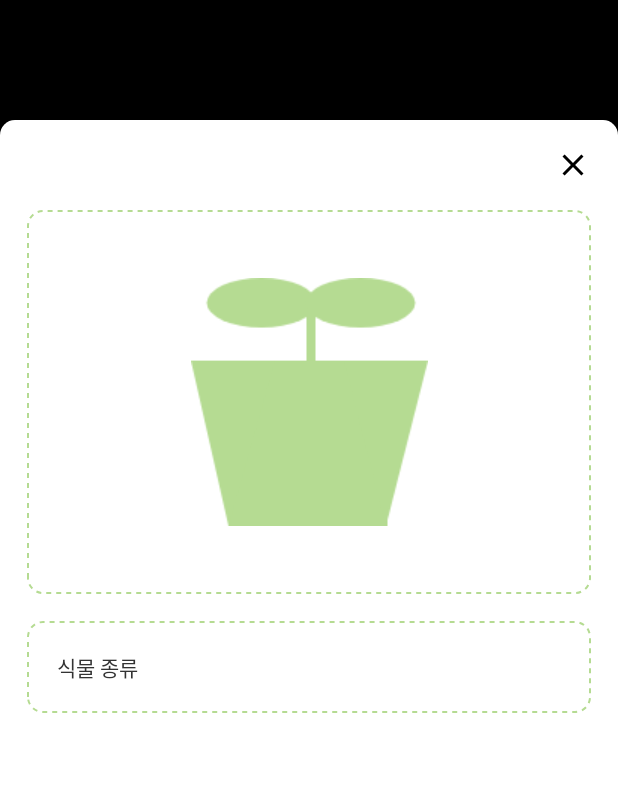
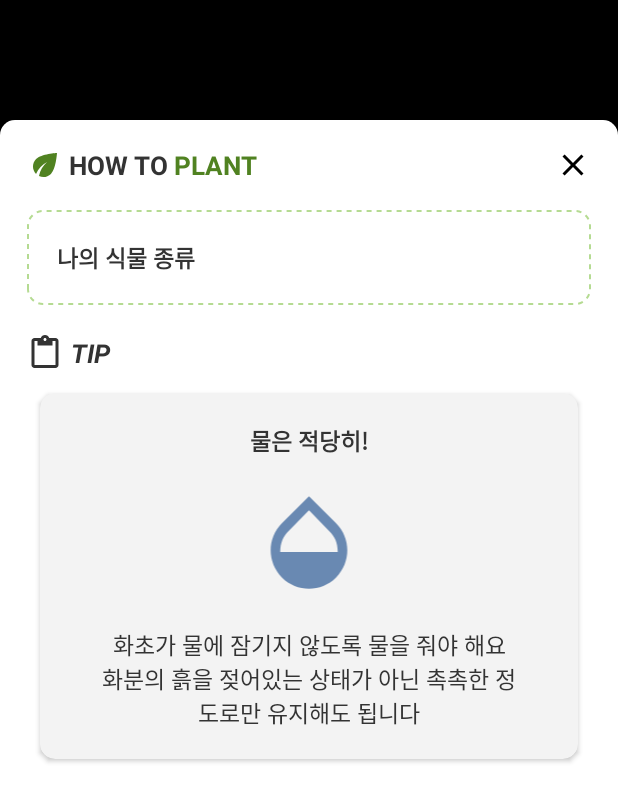
Before and after one commit to jiyeung-yun/teamc_capstone_design, an Android app: the PlantInfoActivity screen opened directly, with no data from a screen before it, on a phone screen of 412 x 824 dp. Shown: the top 802 px of the screen. Run offline under Robolectric (Android 15) with nearby library versions, the phone set to English and light mode, and no system bars; 1 statement that could not run was skipped.

Commit message:
식물 관리 팁 제공하는 리스트 뷰 추가

```diff
--- a/Capstone/app/src/main/java/com/Capstone/plantplant/PlantInfoActivity.java
+++ b/Capstone/app/src/main/java/com/Capstone/plantplant/PlantInfoActivity.java
@@ -1,8 +1,13 @@
 package com.capstone.plantplant;
 
+import android.content.ClipData;
 import android.content.Intent;
+import android.graphics.Bitmap;
+import android.graphics.BitmapFactory;
 import android.graphics.Color;
+import android.graphics.drawable.BitmapDrawable;
 import android.os.Bundle;
+import android.os.Handler;
 import android.view.View;
 import android.view.Window;
 import android.view.WindowManager;
@@ -11,6 +16,15 @@ import android.widget.TextView;
 
 import androidx.annotation.Nullable;
 import androidx.appcompat.app.AppCompatActivity;
+import androidx.core.content.ContextCompat;
+import androidx.recyclerview.widget.LinearLayoutManager;
+import androidx.recyclerview.widget.LinearSnapHelper;
+import androidx.recyclerview.widget.RecyclerView;
+
+import com.capstone.plantplant.model.ItemTip;
+
+import java.util.ArrayList;
+
 /*
 *
 * 사용자가 입력한 식물의 사진과 종류를 받아서 저장하는 코드 작성
@@ -20,6 +34,7 @@ public class PlantInfoActivity extends AppCompatActivity {
 
     ImageButton btn_info_close;
     TextView plantinfo_kind;
+    RecyclerView rv_tip;
 
     @Override
     protected void onCreate(@Nullable Bundle savedInstanceState) {
@@ -30,6 +45,8 @@ public class PlantInfoActivity extends AppCompatActivity {
         window.setStatusBarColor(Color.TRANSPARENT);
 
         setContentView(R.layout.activtiy_plantinfo);
+
+        initRecyclerView();
 
         btn_info_close = findViewById(R.id.btn_info_close);
         btn_info_close.setOnClickListener(new View.OnClickListener() {
@@ -47,4 +64,53 @@ public class PlantInfoActivity extends AppCompatActivity {
         plantinfo_kind = findViewById(R.id.plantinfo_kind);
         plantinfo_kind.setText(plant_kind);
     }
+    //tip 내용 초기화하는 메소드
+    private void initRecyclerView(){
+        rv_tip = findViewById(R.id.rv_tip);
+        LinearLayoutManager layoutManager = new LinearLayoutManager(this,LinearLayoutManager.HORIZONTAL,false);
+        rv_tip.setLayoutManager(layoutManager);
+
+        //Recyclerview의 연속 스크롤을 막음
+        LinearSnapHelper snapHelper = new LinearSnapHelper() {
+            @Override
+            public int findTargetSnapPosition(RecyclerView.LayoutManager layoutManager, int velocityX, int velocityY) {
+                View centerView = findSnapView(layoutManager);
+                if (centerView == null)
+                    return RecyclerView.NO_POSITION;
+
+                int position = layoutManager.getPosition(centerView);
+                int targetPosition = -1;
+                if (layoutManager.canScrollHorizontally()) {
+                    if (velocityX < 0) {
+                        targetPosition = position - 1;
+                    } else {
+                        targetPosition = position + 1;
+                    }
+                }
+                if (layoutManager.canScrollVertically()) {
+                    if (velocityY < 0) {
+                        targetPosition = position - 1;
+                    } else {
+                        targetPosition = position + 1;
+                    }
+                }
+                final int firstItem = 0;
+                final int lastItem = layoutManager.getItemCount() - 1;
+                targetPosition = Math.min(lastItem, Math.max(targetPosition, firstItem));
+                return targetPosition;
+            }
+        };
+        snapHelper.attachToRecyclerView(rv_tip);
+        TipAdapter adapter = new TipAdapter();
+        adapter.addItem(new ItemTip("물은 적당히!",R.drawable.ic_opacity_24px,
+                "화초가 물에 잠기지 않도록 물을 줘야 해요\n화분의 흙을 젖어있는 상태가 아닌 촉촉한 정도로만 유지해도 됩니다",
+                Color.parseColor("#FF6989B2")));
+        adapter.addItem(new ItemTip("화분의 위치도 중요!",R.drawable.ic_wb_sunny_24px,
+                "집안에 비치는 방향을 파악해서 햇볕이 드는 곳, 그늘이 지는 곳, 습도와 온도에 맞춰서 화분을 놓으세요",
+                Color.parseColor("#FFF29661")));
+        adapter.addItem(new ItemTip("생장에 알맞은 환경이 필요",R.drawable.ic_local_florist_24px,
+                "분갈이 시 식물에 맞지 않는 큰 화분에 옮기지 마세요.\n지금 화분의 한 사이즈 큰 것이면 됩니다.",
+                Color.parseColor("#FF508221")));
+        rv_tip.setAdapter(adapter);
+    }
 }
--- /dev/null
+++ b/Capstone/app/src/main/java/com/Capstone/plantplant/TipAdapter.java
@@ -0,0 +1,66 @@
+package com.capstone.plantplant;
+
+import android.view.LayoutInflater;
+import android.view.View;
+import android.view.ViewGroup;
+import android.widget.ImageView;
+import android.widget.TextView;
+
+import androidx.annotation.NonNull;
+import androidx.recyclerview.widget.RecyclerView;
+
+import com.capstone.plantplant.model.ItemTip;
+
+import java.util.ArrayList;
+
+public class TipAdapter extends RecyclerView.Adapter<TipAdapter.ViewHolder>{
+    ArrayList<ItemTip> items = new ArrayList<>();
+
+    @NonNull
+    @Override
+    public ViewHolder onCreateViewHolder(@NonNull ViewGroup parent, int viewType) {
+        LayoutInflater inflater = LayoutInflater.from(parent.getContext());
+        View itemView = inflater.inflate(R.layout.item_tip, parent, false);
+
+        return new ViewHolder(itemView);
+    }
+    @Override
+    public void onBindViewHolder(@NonNull ViewHolder viewHolder, int position) {
+        ItemTip item = items.get(position);
+        viewHolder.itemView.setLongClickable(true);
+        viewHolder.setItem(item);
+    }
+
+    @Override
+    public int getItemCount() {
+        return items.size();
+    }
+
+    public void addItem(ItemTip item) {
+        items.add(item);
+    }
+
+    public void setItems(ArrayList<ItemTip> items) {
+        this.items = items;
+    }
+
+    static class ViewHolder extends RecyclerView.ViewHolder {
+        TextView tip_title,tip_content;
+        ImageView tip_image;
+
+        public ViewHolder(View itemView) {
+            super(itemView);
+
+            tip_title = itemView.findViewById(R.id.tip_title);
+            tip_image = itemView.findViewById(R.id.tip_image);
+            tip_content = itemView.findViewById(R.id.tip_content);
+        }
+        public void setItem(final ItemTip item) {
+            tip_title.setText(item.getTitle());
+            tip_image.setImageResource(item.getRes());
+            tip_image.setColorFilter(item.getColor());
+            tip_content.setText(item.getContent());
+        }
+    }
+
+}
--- /dev/null
+++ b/Capstone/app/src/main/java/com/Capstone/plantplant/model/ItemTip.java
@@ -0,0 +1,50 @@
+package com.capstone.plantplant.model;
+
+import android.graphics.Bitmap;
+import android.graphics.drawable.Drawable;
+
+public class ItemTip {
+    private String title;
+    private int res;
+    private String content;
+    private int color;
+
+    public ItemTip(String t,int r,String c,int co){
+        this.title = t;
+        this.res = r;
+        this.content = c;
+        this.color = co;
+    }
+
+    public int getColor() {
+        return color;
+    }
+
+    public void setColor(int color) {
+        this.color = color;
+    }
+
+    public String getTitle() {
+        return title;
+    }
+
+    public void setTitle(String title) {
+        this.title = title;
+    }
+
+    public String getContent() {
+        return content;
+    }
+
+    public void setContent(String content) {
+        this.content = content;
+    }
+
+    public int getRes() {
+        return res;
+    }
+
+    public void setRes(int res) {
+        this.res = res;
+    }
+}
--- a/Capstone/app/src/main/res/layout/activtiy_plantinfo.xml
+++ b/Capstone/app/src/main/res/layout/activtiy_plantinfo.xml
@@ -12,22 +12,43 @@
         android:orientation="vertical"
         android:padding="@dimen/side_padding">
 
-        <ImageButton
-            android:id="@+id/btn_info_close"
-            android:layout_width="wrap_content"
+        <LinearLayout
+            android:layout_width="match_parent"
             android:layout_height="wrap_content"
-            android:layout_gravity="right|top"
-            android:background="@null"
-            app:srcCompat="@drawable/ic_clear_24px" />
+            android:orientation="horizontal">
 
-        <ImageView
-            android:id="@+id/plantinfo_image"
-            android:layout_width="match_parent"
-            android:layout_height="256dp"
-            android:layout_marginTop="@dimen/side_padding"
-            android:background="@drawable/blank_back"
-            android:scaleType="centerInside"
-            app:srcCompat="@drawable/icon_plant_green" />
+            <ImageView
+                android:id="@+id/imageView"
+                android:layout_width="wrap_content"
+                android:layout_height="wrap_content"
+                app:srcCompat="@drawable/ic_eco_24px"
+                app:tint="@color/colorPrimaryDark" />
+
+            <TextView
+                android:layout_width="wrap_content"
+                android:layout_height="wrap_content"
+                android:text=" HOW TO "
+                android:textColor="@color/colorTitleFont"
+                android:textSize="@dimen/activity_title_font_size"
+                android:textStyle="bold" />
+
+            <TextView
+                android:layout_width="match_parent"
+                android:layout_height="wrap_content"
+                android:layout_weight="1"
+                android:text="PLANT"
+                android:textColor="@color/colorPrimaryDark"
+                android:textSize="@dimen/activity_title_font_size"
+                android:textStyle="bold" />
+
+            <ImageButton
+                android:id="@+id/btn_info_close"
+                android:layout_width="wrap_content"
+                android:layout_height="wrap_content"
+                android:layout_gravity="right|top"
+                android:background="@null"
+                app:srcCompat="@drawable/ic_clear_24px" />
+        </LinearLayout>
 
         <LinearLayout
             android:layout_width="match_parent"
@@ -41,8 +62,10 @@
                 android:layout_width="match_parent"
                 android:layout_height="wrap_content"
                 android:layout_weight="1"
-                android:text="@string/title_plant_kind"
-                android:textColor="@color/colorTitleFont" />
+                android:text="나의 식물 종류"
+                android:textColor="@color/colorTitleFont"
+                android:textSize="@dimen/block_content_font_size"
+                android:textStyle="bold" />
 
             <TextView
                 android:id="@+id/plantinfo_kind"
@@ -50,5 +73,33 @@
                 android:layout_height="wrap_content"
                 android:textColor="@color/colorTitleFont" />
         </LinearLayout>
+
+        <LinearLayout
+            android:layout_width="match_parent"
+            android:layout_height="wrap_content"
+            android:layout_marginTop="@dimen/block_inside_padding"
+            android:orientation="horizontal">
+
+            <ImageView
+                android:layout_width="wrap_content"
+                android:layout_height="wrap_content"
+                android:layout_marginRight="@dimen/block_title_padding"
+                app:srcCompat="@drawable/ic_content_paste_24px"
+                app:tint="@color/colorTitleFont" />
+
+            <TextView
+                android:layout_width="match_parent"
+                android:layout_height="wrap_content"
+                android:text="TIP"
+                android:textColor="@color/colorTitleFont"
+                android:textSize="@dimen/activity_title_font_size"
+                android:textStyle="bold|italic" />
+        </LinearLayout>
+
+        <androidx.recyclerview.widget.RecyclerView
+            android:id="@+id/rv_tip"
+            android:layout_width="match_parent"
+            android:layout_height="wrap_content"
+            android:layout_marginTop="@dimen/block_title_padding" />
     </LinearLayout>
 </FrameLayout>
--- /dev/null
+++ b/Capstone/app/src/main/res/layout/item_tip.xml
@@ -0,0 +1,46 @@
+<?xml version="1.0" encoding="utf-8"?>
+<androidx.cardview.widget.CardView xmlns:android="http://schemas.android.com/apk/res/android"
+    xmlns:app="http://schemas.android.com/apk/res-auto"
+    android:layout_width="match_parent"
+    android:layout_height="256dp"
+    android:layout_margin="3dp"
+    app:cardBackgroundColor="#F3F3F3"
+    app:cardCornerRadius="@dimen/block_edge"
+    app:cardUseCompatPadding="true">
+
+    <LinearLayout
+        android:layout_width="match_parent"
+        android:layout_height="match_parent"
+        android:layout_margin="@dimen/block_inside_padding"
+        android:orientation="vertical">
+
+        <TextView
+            android:id="@+id/tip_title"
+            android:layout_width="match_parent"
+            android:layout_height="wrap_content"
+            android:gravity="center"
+            android:textColor="@color/colorTitleFont"
+            android:textSize="@dimen/block_content_font_size"
+            android:textStyle="bold" />
+
+        <ImageView
+            android:id="@+id/tip_image"
+            android:layout_width="match_parent"
+            android:layout_height="match_parent"
+            android:layout_gravity="center"
+            android:layout_margin="@dimen/side_padding"
+            android:layout_weight="1"
+            android:scaleType="fitCenter" />
+
+        <TextView
+            android:id="@+id/tip_content"
+            android:layout_width="match_parent"
+            android:layout_height="wrap_content"
+            android:gravity="center"
+            android:paddingLeft="@dimen/block_inside_padding"
+            android:paddingRight="@dimen/block_inside_padding"
+            android:textColor="@color/colorTitleFont"
+            android:textSize="@dimen/block_content_font_size" />
+    </LinearLayout>
+
+</androidx.cardview.widget.CardView>
```
